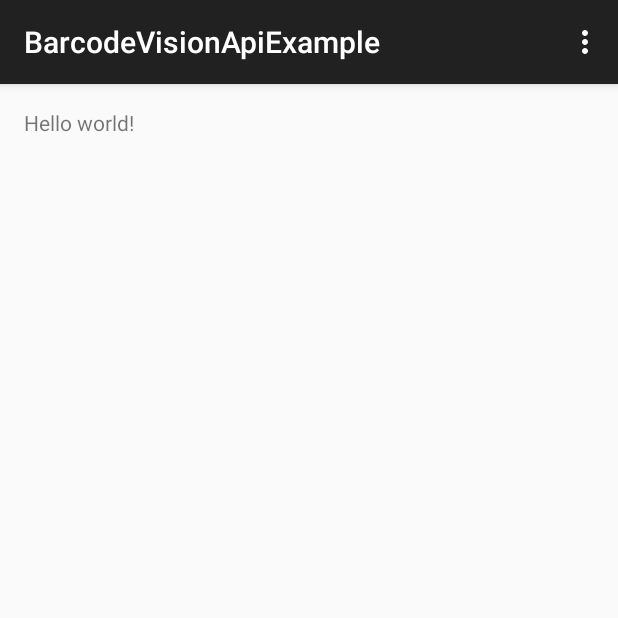
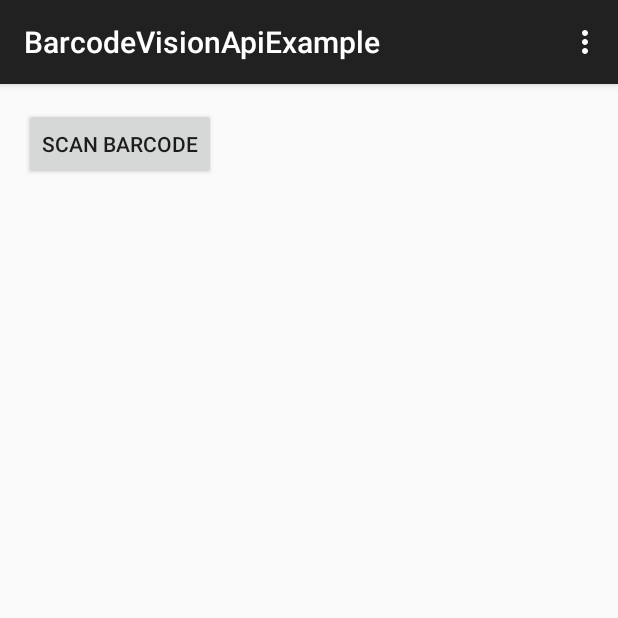
Before and after one commit to AnuVk/BarcodeVisionApiExample, an Android app: the screen it shows after launch (MainActivity before the commit, BarcodeMainActivity after it), on a phone screen of 412 x 824 dp, the top half of it. Run offline under Robolectric (Android 15) with nearby library versions, the phone set to English and light mode, and no system bars; our stand-ins replace ButterKnife.

```diff
--- a/app/build.gradle
+++ b/app/build.gradle
@@ -22,5 +22,8 @@ android {
 dependencies {
     compile fileTree(dir: 'libs', include: ['*.jar'])
     testCompile 'junit:junit:4.12'
+    compile 'com.jakewharton:butterknife:7.0.1'
     compile 'com.android.support:appcompat-v7:23.0.0'
+    compile 'com.google.android.gms:play-services:7.8.+'
+
 }
--- a/app/src/main/java/com/vijayarunkumar/anupama/barcodevisionapiexample/MainActivity.java
+++ b/app/src/main/java/com/vijayarunkumar/anupama/barcodevisionapiexample/BarcodeMainActivity.java
@@ -1,16 +1,39 @@
 package com.vijayarunkumar.anupama.barcodevisionapiexample;
 
+import android.content.Context;
+import android.content.Intent;
 import android.support.v7.app.AppCompatActivity;
 import android.os.Bundle;
 import android.view.Menu;
 import android.view.MenuItem;
+import android.view.View;
+import android.widget.Button;
+import android.widget.EditText;
 
-public class MainActivity extends AppCompatActivity {
+import butterknife.Bind;
+import butterknife.ButterKnife;
+
+public class BarcodeMainActivity extends AppCompatActivity {
+    @Bind (R.id.scan_barcode) Button mScanBarcodeButton;
+    private Context mContext;
 
     @Override
     protected void onCreate(Bundle savedInstanceState) {
         super.onCreate(savedInstanceState);
+
         setContentView(R.layout.activity_main);
+        ButterKnife.bind(this);
+
+        mContext = getApplicationContext();
+
+        mScanBarcodeButton.setOnClickListener(new View.OnClickListener() {
+            @Override
+            public void onClick(View v) {
+                Intent intent = new Intent(mContext, BarcodeScannerActivity.class);
+                intent.setFlags(Intent.FLAG_ACTIVITY_NEW_TASK);
+                mContext.startActivity(intent);
+            }
+        });
     }
 
     @Override
--- a/app/src/main/res/layout/activity_main.xml
+++ b/app/src/main/res/layout/activity_main.xml
@@ -8,9 +8,10 @@
                 android:paddingBottom="@dimen/activity_vertical_margin"
                 tools:context=".MainActivity">
 
-    <TextView
-        android:text="@string/hello_world"
+    <Button
         android:layout_width="wrap_content"
-        android:layout_height="wrap_content"/>
+        android:layout_height="wrap_content"
+        android:text="Scan barcode"
+        android:id="@+id/scan_barcode"/>
 
 </RelativeLayout>
--- a/app/src/main/res/values/strings.xml
+++ b/app/src/main/res/values/strings.xml
@@ -3,4 +3,5 @@
 
     <string name="hello_world">Hello world!</string>
     <string name="action_settings">Settings</string>
+    <string name="scanner_activity">scan_activity</string>
 </resources>
```
Also changed, not shown: app/src/main/AndroidManifest.xml (+10 -1 lines), app/src/main/java/com/vijayarunkumar/anupama/barcodevisionapiexample/BarcodeScannerActivity.java (added, +183 -0 lines), app/src/main/res/layout/camera_main.xml (added, +16 -0 lines), 1 other file.
